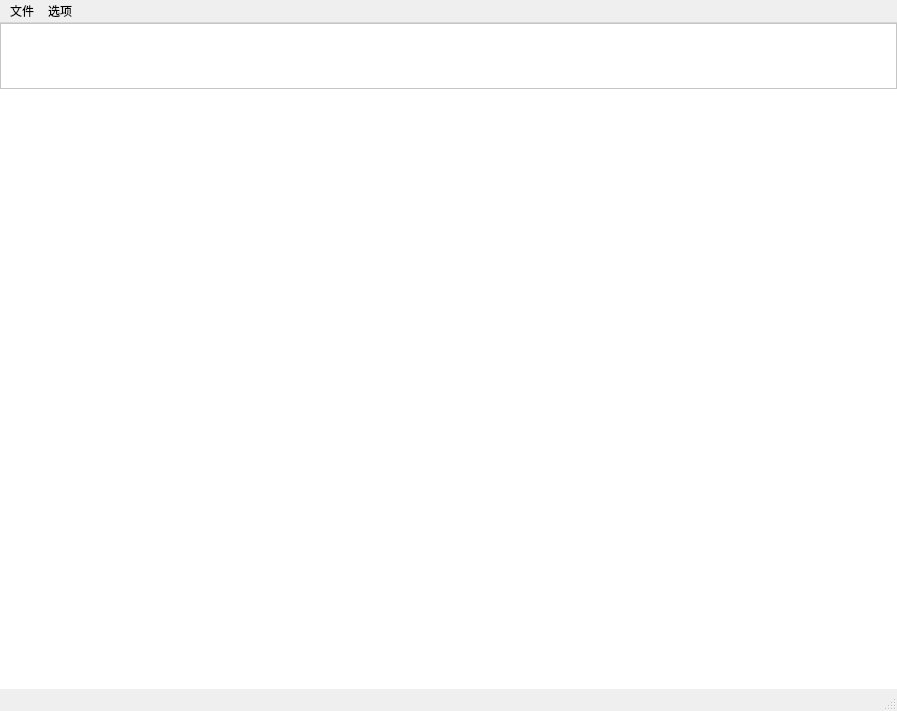
Before: the Qt Designer form mainwindow.ui in CICSilver/PicMov, drawn with Qt 5.
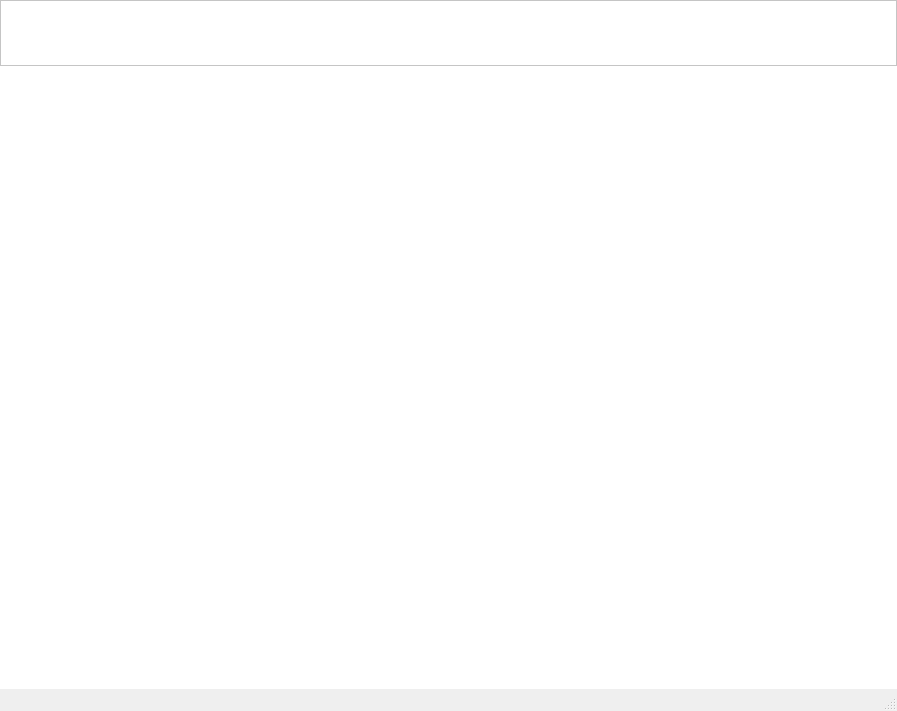
After: the same form once the commit is applied. Icons and pictures are not drawn.

Commit message: 修改界面布局

Diff of the .ui file:
```diff
--- a/mainwindow.ui
+++ b/mainwindow.ui
@@ -32,10 +32,35 @@
       <property name="frameShadow">
        <enum>QFrame::Raised</enum>
       </property>
-      <layout class="QHBoxLayout" name="horizontalLayout">
-       <property name="margin">
+      <layout class="QHBoxLayout" name="horizontalLayout" stretch="1,1,1,1">
+       <property name="spacing">
+        <number>40</number>
+       </property>
+       <property name="leftMargin">
         <number>0</number>
        </property>
+       <property name="topMargin">
+        <number>0</number>
+       </property>
+       <property name="rightMargin">
+        <number>0</number>
+       </property>
+       <property name="bottomMargin">
+        <number>0</number>
+       </property>
+       <item>
+        <spacer name="horizontalSpacer_2">
+         <property name="orientation">
+          <enum>Qt::Horizontal</enum>
+         </property>
+         <property name="sizeHint" stdset="0">
+          <size>
+           <width>40</width>
+           <height>20</height>
+          </size>
+         </property>
+        </spacer>
+       </item>
        <item>
         <widget class="QToolButton" name="openBtn">
          <property name="sizePolicy">
@@ -115,30 +140,6 @@
    </layout>
   </widget>
   <widget class="QStatusBar" name="statusBar"/>
-  <widget class="QMenuBar" name="menuBar">
-   <property name="geometry">
-    <rect>
-     <x>0</x>
-     <y>0</y>
-     <width>897</width>
-     <height>26</height>
-    </rect>
-   </property>
-   <widget class="QMenu" name="fileMenu">
-    <property name="title">
-     <string>文件</string>
-    </property>
-    <addaction name="openFileAct"/>
-   </widget>
-   <widget class="QMenu" name="configMenu">
-    <property name="title">
-     <string>选项</string>
-    </property>
-    <addaction name="configAct"/>
-   </widget>
-   <addaction name="fileMenu"/>
-   <addaction name="configMenu"/>
-  </widget>
   <action name="openFileAct">
    <property name="text">
     <string>打开文件</string>
```
Left out of the diff: 11 changed lines with no effect on the pictures. The commit also changes 2 other files.
